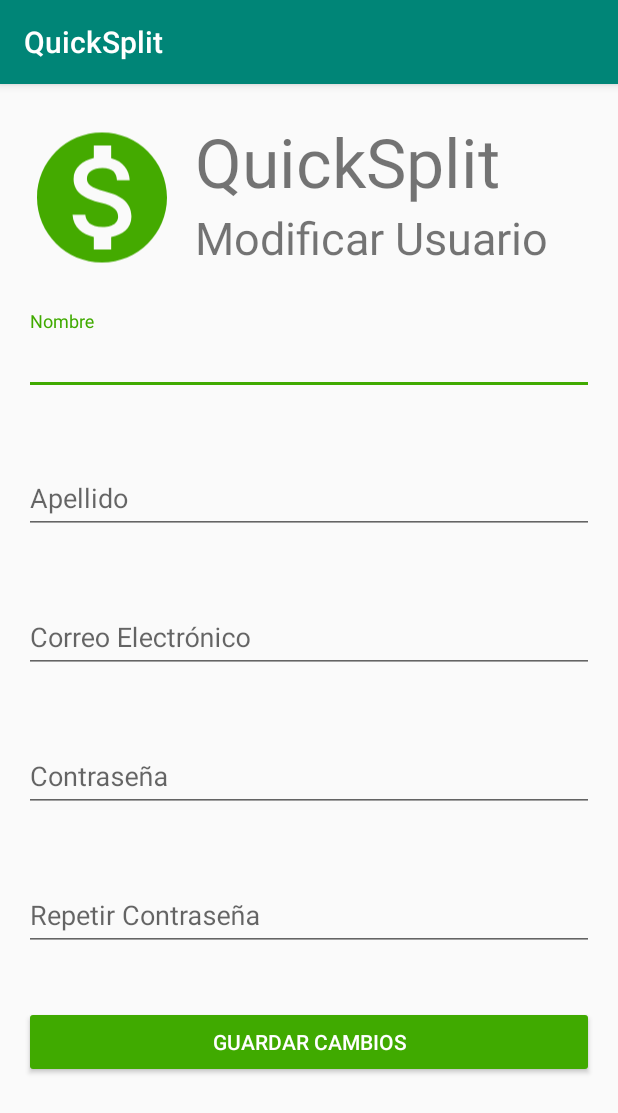
After one commit to nicolaseirin/QuickSplit, an Android app: the ModifyUserActivity screen opened directly, with no data from a screen before it, on a phone screen of 412 x 824 dp. The commit adds this screen. Shown: the top 1113 px of the screen. Run offline under Robolectric (Android 15) with nearby library versions, the phone set to English and light mode, and no system bars.

Commit message:
Modify User activity implemented

```diff
--- a/src/FrontEnd/app/src/main/AndroidManifest.xml
+++ b/src/FrontEnd/app/src/main/AndroidManifest.xml
@@ -5,14 +5,15 @@
     <uses-permission android:name="android.permission.INTERNET" />
 
     <application
-        android:networkSecurityConfig="@xml/network_security_config"
         android:allowBackup="true"
         android:icon="@mipmap/ic_launcher"
         android:label="@string/app_name"
+        android:networkSecurityConfig="@xml/network_security_config"
         android:roundIcon="@mipmap/ic_launcher_round"
         android:supportsRtl="true"
         android:theme="@style/AppTheme">
-        <activity android:name=".RegisterActivity"></activity>
+        <activity android:name=".ModifyUserActivity"></activity>
+        <activity android:name=".RegisterActivity" />
         <activity android:name=".MainActivity">
             <intent-filter>
                 <action android:name="android.intent.action.MAIN" />
@@ -21,4 +22,5 @@
             </intent-filter>
         </activity>
     </application>
+
 </manifest>
--- /dev/null
+++ b/src/FrontEnd/app/src/main/java/org/quicksplit/ModifyUserActivity.java
@@ -0,0 +1,13 @@
+package org.quicksplit;
+
+import android.support.v7.app.AppCompatActivity;
+import android.os.Bundle;
+
+public class ModifyUserActivity extends AppCompatActivity {
+
+    @Override
+    protected void onCreate(Bundle savedInstanceState) {
+        super.onCreate(savedInstanceState);
+        setContentView(R.layout.activity_modify_user);
+    }
+}
--- /dev/null
+++ b/src/FrontEnd/app/src/main/res/layout/activity_modify_user.xml
@@ -0,0 +1,177 @@
+<?xml version="1.0" encoding="utf-8"?>
+<LinearLayout xmlns:android="http://schemas.android.com/apk/res/android"
+    xmlns:app="http://schemas.android.com/apk/res-auto"
+    xmlns:tools="http://schemas.android.com/tools"
+    android:layout_width="match_parent"
+    android:layout_height="match_parent"
+    android:orientation="vertical"
+    android:paddingLeft="16dp"
+    android:paddingTop="16dp"
+    android:paddingRight="16dp"
+    android:paddingBottom="16dp"
+    tools:context=".ModifyUserActivity">
+
+    <ScrollView
+        android:layout_width="match_parent"
+        android:layout_height="match_parent">
+
+        <LinearLayout
+            android:layout_width="match_parent"
+            android:layout_height="match_parent"
+            android:orientation="vertical">
+
+            <LinearLayout
+                android:layout_width="match_parent"
+                android:layout_height="wrap_content"
+                android:orientation="horizontal">
+
+                <ImageView
+                    android:id="@+id/imageView"
+                    android:layout_width="104dp"
+                    android:layout_height="119dp"
+                    app:srcCompat="@drawable/ic_logo" />
+
+                <LinearLayout
+                    android:layout_width="match_parent"
+                    android:layout_height="wrap_content"
+                    android:orientation="vertical">
+
+                    <TextView
+                        android:layout_width="wrap_content"
+                        android:layout_height="wrap_content"
+                        android:layout_marginLeft="10dp"
+                        android:layout_marginTop="5dp"
+                        android:text="@string/lbl_quicksplit"
+                        android:textSize="45dp" />
+
+                    <TextView
+                        android:layout_width="wrap_content"
+                        android:layout_height="wrap_content"
+                        android:layout_marginLeft="10dp"
+                        android:text="@string/modifyUser"
+                        android:textSize="30dp" />
+
+                </LinearLayout>
+
+            </LinearLayout>
+
+            <LinearLayout
+                android:layout_width="match_parent"
+                android:layout_height="wrap_content"
+                android:orientation="vertical">
+
+                <android.support.design.widget.TextInputLayout
+                    android:id="@+id/lblError_txtName"
+                    android:layout_width="match_parent"
+                    android:layout_height="wrap_content"
+                    android:layout_marginTop="16dp"
+                    app:errorEnabled="true">
+
+                    <EditText
+                        android:id="@+id/txtName"
+                        android:layout_width="match_parent"
+                        android:layout_height="wrap_content"
+                        android:layout_marginTop="16dp"
+                        android:hint="@string/txt_name"
+                        android:inputType="textPersonName"
+                        app:layout_constraintBottom_toTopOf="@+id/txtLastName" />
+
+                </android.support.design.widget.TextInputLayout>
+
+                <android.support.design.widget.TextInputLayout
+                    android:id="@+id/lblError_txtLastName"
+                    android:layout_width="match_parent"
+                    android:layout_height="wrap_content"
+                    android:layout_marginTop="16dp"
+                    app:errorEnabled="true">
+
+                    <EditText
+                        android:id="@+id/txtLastName"
+                        android:layout_width="match_parent"
+                        android:layout_height="wrap_content"
+                        android:layout_marginTop="16dp"
+                        android:hint="@string/txt_lastName"
+                        android:inputType="textPersonName"
+                        app:layout_constraintBottom_toTopOf="@+id/txtEmail"
+                        app:layout_constraintTop_toBottomOf="@+id/txtName" />
+
+                </android.support.design.widget.TextInputLayout>
+
+                <android.support.design.widget.TextInputLayout
+                    android:id="@+id/lblError_txtEmail"
+                    android:layout_width="match_parent"
+                    android:layout_height="wrap_content"
+                    android:layout_marginTop="16dp"
+                    app:errorEnabled="true">
+
+                    <EditText
+                        android:id="@+id/txtEmail"
+                        android:layout_width="match_parent"
+                        android:layout_height="wrap_content"
+                        android:layout_marginTop="16dp"
+                        android:hint="@string/txt_email"
+                        android:inputType="textEmailAddress"
+                        app:layout_constraintBottom_toTopOf="@+id/txtPassword"
+                        app:layout_constraintTop_toBottomOf="@+id/txtLastName" />
+
+                </android.support.design.widget.TextInputLayout>
+
+                <android.support.design.widget.TextInputLayout
+                    android:id="@+id/lblError_txtPassword"
+                    android:layout_width="match_parent"
+                    android:layout_height="wrap_content"
+                    android:layout_marginTop="16dp"
+                    app:errorEnabled="true">
+
+                    <EditText
+                        android:id="@+id/txtPassword"
+                        android:layout_width="match_parent"
+                        android:layout_height="wrap_content"
+                        android:layout_marginTop="16dp"
+                        android:hint="@string/txt_password"
+                        android:inputType="textPassword"
+                        app:layout_constraintBottom_toTopOf="@+id/txtRepeatPassword"
+                        app:layout_constraintTop_toBottomOf="@+id/txtEmail" />
+
+                </android.support.design.widget.TextInputLayout>
+
+                <android.support.design.widget.TextInputLayout
+                    android:id="@+id/lblError_txtRepeatPassword"
+                    android:layout_width="match_parent"
+                    android:layout_height="wrap_content"
+                    android:layout_marginTop="16dp"
+                    app:errorEnabled="true">
+
+                    <EditText
+                        android:id="@+id/txtRepeatPassword"
+                        android:layout_width="match_parent"
+                        android:layout_height="wrap_content"
+                        android:layout_marginTop="16dp"
+                        android:hint="@string/txt_repeatPassword"
+                        android:inputType="textPassword"
+                        app:layout_constraintTop_toBottomOf="@+id/txtPassword" />
+
+                </android.support.design.widget.TextInputLayout>
+
+                <TextView
+                    android:id="@+id/lbl_errorMessage"
+                    android:layout_width="match_parent"
+                    android:layout_height="wrap_content"
+                    android:visibility="gone" />
+
+                <Button
+                    android:id="@+id/btn_register"
+                    style="@style/Widget.AppCompat.Button.Colored"
+                    android:layout_width="match_parent"
+                    android:layout_height="wrap_content"
+                    android:layout_marginTop="16dp"
+                    android:text="@string/saveChanges"
+                    app:layout_constraintTop_toBottomOf="@+id/txtRepeatPassword" />
+            </LinearLayout>
+
+        </LinearLayout>
+
+    </ScrollView>
+    >
+
+</LinearLayout>
--- a/src/FrontEnd/app/src/main/res/values/strings.xml
+++ b/src/FrontEnd/app/src/main/res/values/strings.xml
@@ -7,5 +7,6 @@
     <string name="txt_repeatPassword">Repetir Contraseña</string>
     <string name="txt_register">Registrarse</string>
     <string name="lbl_quicksplit">QuickSplit</string>
-    <string name="lbl_register">Registrarse</string>
+    <string name="modifyUser">Modificar Usuario</string>
+    <string name="saveChanges">Guardar Cambios</string>
 </resources>
```
